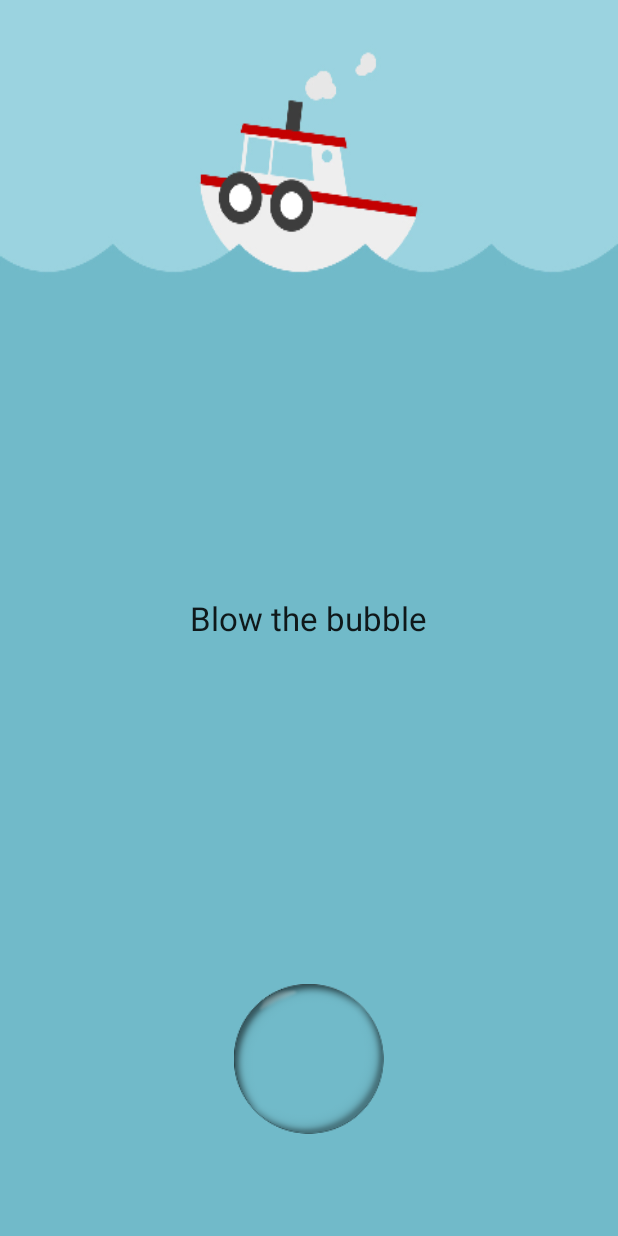
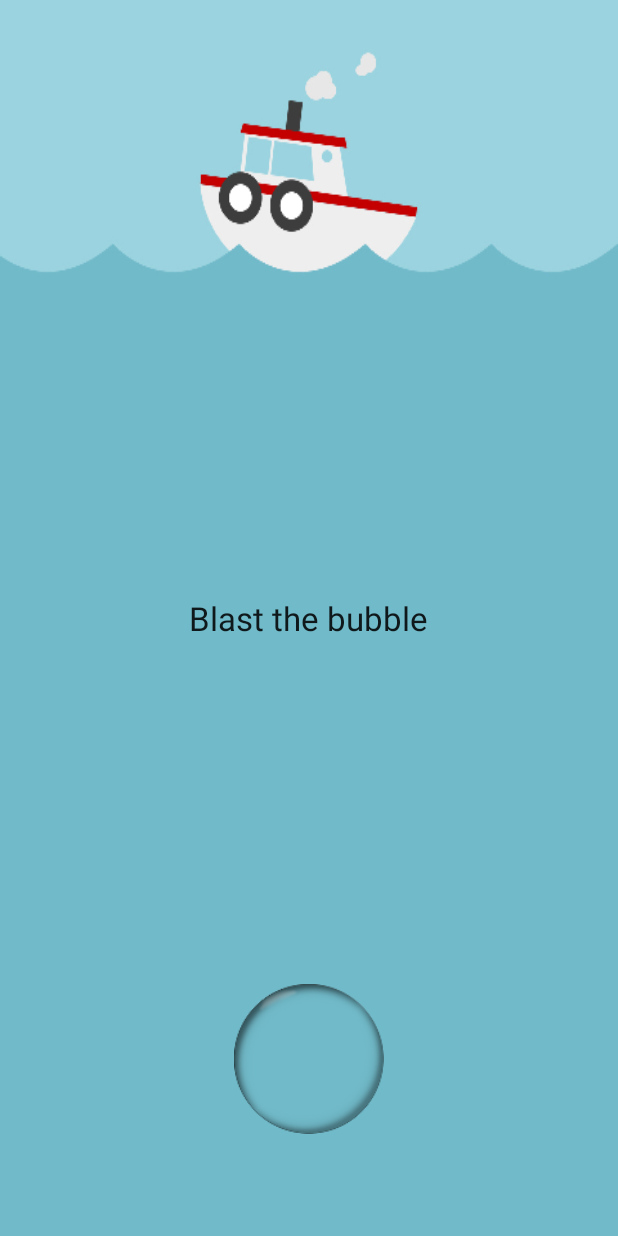
Before and after one commit to krossenk/Android-H1, an Android app: the screen it shows after launch (MainActivity), on a phone screen of 412 x 824 dp. Run offline under Robolectric (Android 15) with nearby library versions, the phone set to English and light mode, and no system bars.

Commit message:
Added new string

```diff
--- a/app/src/main/res/values/strings.xml
+++ b/app/src/main/res/values/strings.xml
@@ -3,7 +3,7 @@
 
     <string name="app_name">HW201271039</string>
     <string name="action_settings">Settings</string>
-    <string name="blow_bubble">Blow the bubble</string>
+    <string name="blow_bubble">Blast the bubble</string>
     <string name="well_done">Well done!</string>
     <string name="click_to_reset">Click to try again</string>
 
```
